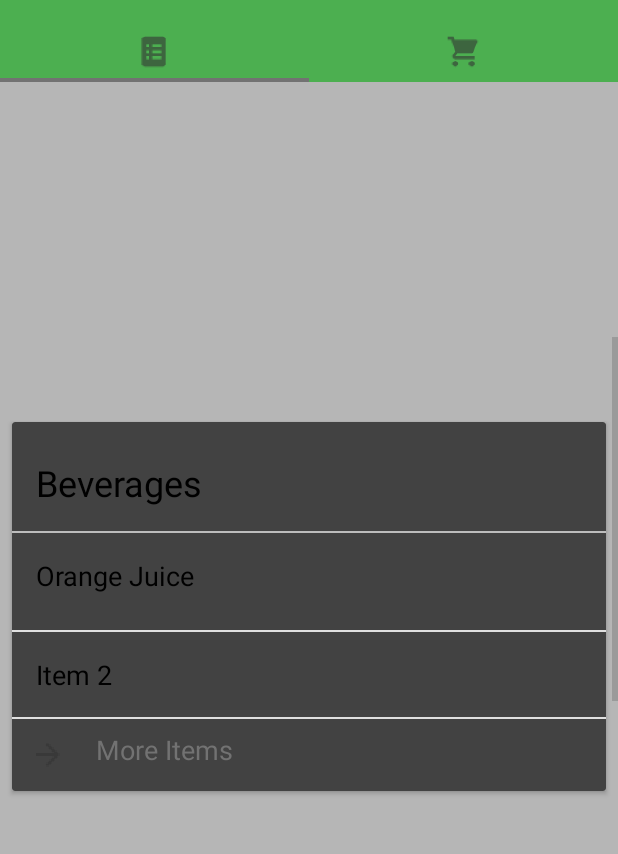
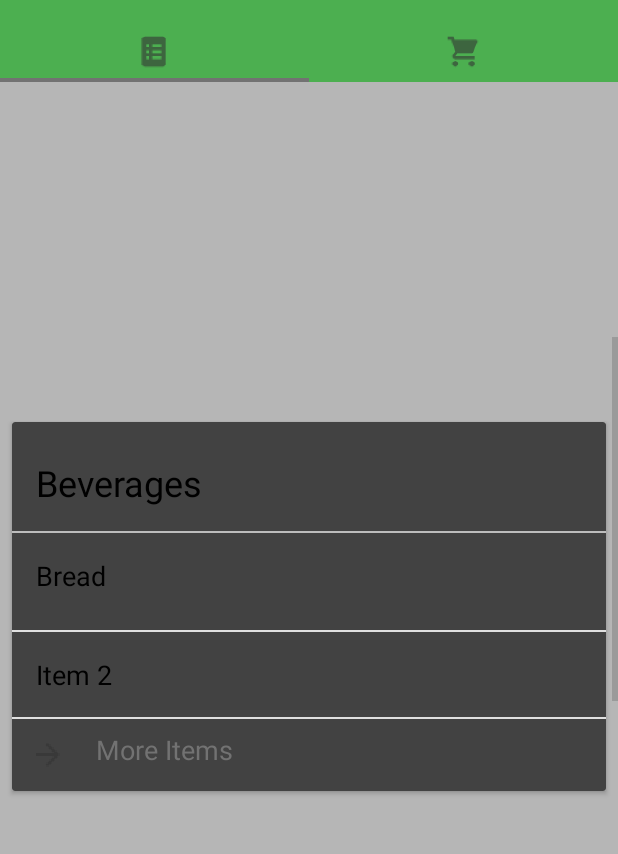
Before and after one commit to maxcell/pantry, an Android app: the screen it shows after launch (MainActivity), scrolled down 509 dp, on a phone screen of 412 x 824 dp, the part 62-916 px from its top. Run offline under Robolectric (Android 15) with nearby library versions, the phone set to English and light mode, and no system bars.

Commit message:
Adding the first item onto the card

```diff
--- a/app/src/main/java/com/example/android/materialtest/CardListAdapter.java
+++ b/app/src/main/java/com/example/android/materialtest/CardListAdapter.java
@@ -45,10 +45,10 @@ public class CardListAdapter extends RecyclerView.Adapter<CardListAdapter.CardVi
 
 
 
-            for(String items : total.get((total.keySet().toArray())[i])){
-                Log.v("Bitch", items);
-                cardViewHolder.mItems.setText((items));
-            }
+//            for(String items : total.get((total.keySet().toArray())[i])){
+//                Log.v("ITEM", items);
+                cardViewHolder.mItems.setText(total.get((total.keySet().toArray())[0]).get(0));
+//            }
 
 
     }
```
